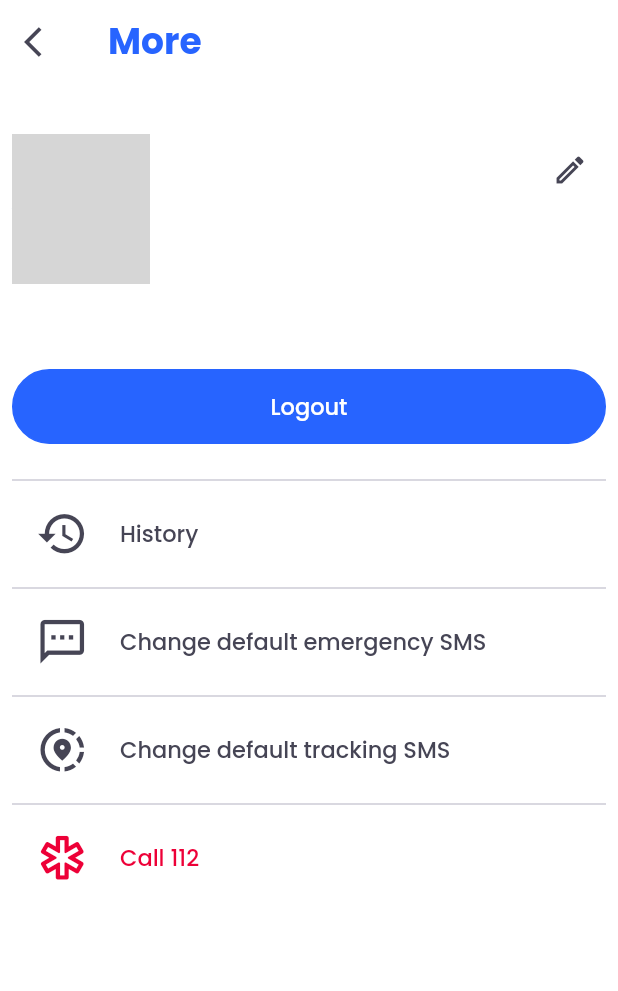
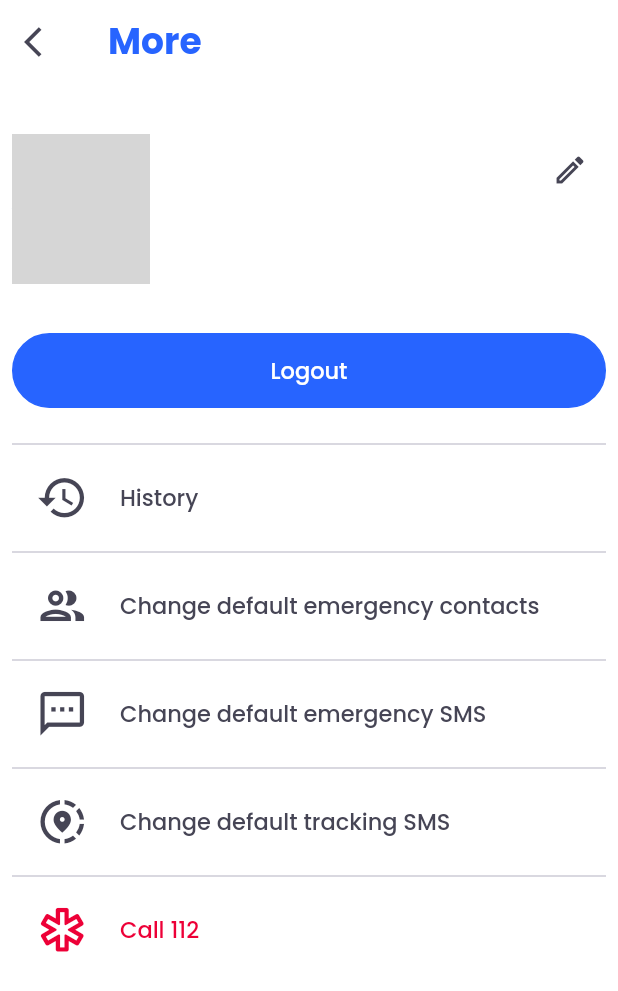
Before and after one commit to loredanagostian/SafeME, a Flutter app: the MoreScreen screen opened directly, on a phone screen of 412 x 824 dp. Shown: the top 991 px of the screen. Run offline on Flutter 3.47's test engine with Material 3 defaults, Android fonts, the phone set to English and light mode, and no system bars; our stand-ins replace cloud_firestore, firebase_auth, firebase_core, firebase_messaging, flutter_riverpod, geolocator and 7 more; missing offline and left inert: flutter_polyline_points; accounts and stored records are empty; grey boxes are pictures that could not be loaded.

Commit message:
created emergency contacts logic && updated UI

```diff
--- a/lib/constants/strings.dart
+++ b/lib/constants/strings.dart
@@ -26,9 +26,6 @@ class AppStrings {
   static const String alreadyHaveAccount = "Already have an account?";
   static const String signin = "signin";
   static const String sharingLiveLocationNow = "Sharing live location now";
-  static const String emergencyGroupIsContacted =
-      "Your emergency group has been contacted.";
-  static const String emergencyGroup = "Emergency Group";
   static const String yourFriendsTitle = "Your friends";
   static const String trackNow = "Track now";
   static const String groups = "Groups";
@@ -36,9 +33,10 @@ class AppStrings {
   static const String requests = "Requests";
   static const String notificationsTitle = "Notifications";
   static const String moreTitle = "More";
-  static const String changeEmergencyGroup = "Change default emergency group";
   static const String changeEmergencySMS = "Change default emergency SMS";
   static const String changeTrackingSMS = "Change default tracking SMS";
+  static const String changeDefaultEmergencyContacts =
+      "Change default emergency contacts";
   static const String call112 = "Call 112";
   static const String editProfile = "Edit profile";
   static const String changePicture = "Change picture";
@@ -73,7 +71,9 @@ class AppStrings {
   static const String categories = "Categories: ";
   static const String notifyTracking = "Notify you’re tracking";
   static const String openSMSApp = "Open SMS app";
-  static const String emergencyContact = "Emergency contact";
+  static const String emergencyContacts = "Emergency contacts";
+  static const String emergencyContactsAreContacted =
+      "Your emergency contacts are being contacted.";
   static const String switchContact = "SWITCH";
   static const String newFriendRequest = "You have a new friend request!";
   static const String verifyPhoneNumber = "Verify phone number";
@@ -98,7 +98,9 @@ class AppStrings {
   static const String noHistoryToDisplay = "There's no history to display.";
   static const String deleteUser = "DELETE USER";
   static const String deleteUserMessage1 = "Are you sure you want to delete";
-  static const String deleteUserMessage2 = "from your friends list?";
+  static const String deleteUserMessage2_friendList = "from your friends list?";
+  static const String deleteUserMessage2_emergencyContactsList =
+      "from your emergency contacts list?";
   static const String delete = "DELETE";
   static const String cancel = "CANCEL";
 }
--- a/lib/models/account.dart
+++ b/lib/models/account.dart
@@ -3,60 +3,23 @@ import 'package:safe_me/models/history_event.dart';
 import 'package:safe_me/models/notification_model.dart';
 // part 'account.g.dart';
 
-@HiveType(typeId: 0)
-class Account extends HiveObject {
-  @HiveField(0)
+class Account {
   final String email;
-
-  @HiveField(1)
   final String firstName;
-
-  @HiveField(2)
   final String lastName;
-
-  @HiveField(3)
   final String phoneNumber;
-
-  @HiveField(4)
   final String imageURL;
-
-  @HiveField(5)
   final String emergencySMS;
-
-  @HiveField(6)
-  final List<String> emergencyGroup;
-
-  @HiveField(7)
   final String trackingSMS;
-
-  @HiveField(8)
   final List<String> friends;
-
-  @HiveField(9)
   final bool trackMeNow;
-
-  @HiveField(10)
   final List<String> friendsRequest;
-
-  @HiveField(11)
   final String userId;
-
-  @HiveField(12)
   final double lastLatitude;
-
-  @HiveField(13)
   final double lastLongitude;
-
-  @HiveField(14)
-  final String emergencyContact;
-
-  @HiveField(15)
+  final List<String> emergencyContacts;
   final String deviceToken;
-
-  @HiveField(16)
   final List<NotificationModel> notifications;
-
-  @HiveField(17)
   final List<HistoryEvent> history;
 
   Account({
@@ -65,7 +28,6 @@ class Account extends HiveObject {
     required this.lastName,
     required this.phoneNumber,
     required this.imageURL,
-    required this.emergencyGroup,
     required this.emergencySMS,
     required this.trackingSMS,
     required this.friends,
@@ -74,17 +36,17 @@ class Account extends HiveObject {
     required this.userId,
     required this.lastLatitude,
     required this.lastLongitude,
-    required this.emergencyContact,
+    required this.emergencyContacts,
     required this.deviceToken,
     required this.notifications,
     required this.history,
   });
 
   factory Account.fromJson(Map<String, dynamic> json) {
-    List<dynamic> emergencyGroup = json['emergencyGroup'];
-    List<String> emergencyGroupIds = [];
-    for (int i = 0; i < emergencyGroup.length; i++) {
-      emergencyGroupIds.add(emergencyGroup[i].toString());
+    List<dynamic> emergencyContacts = json['emergencyContacts'];
+    List<String> emergencyContactsIds = [];
+    for (int i = 0; i < emergencyContacts.length; i++) {
+      emergencyContactsIds.add(emergencyContacts[i].toString());
     }
 
     List<dynamic> friends = json['friends'];
@@ -129,7 +91,6 @@ class Account extends HiveObject {
       lastName: json['lastName'],
       phoneNumber: json['phoneNumber'],
       imageURL: json['imageURL'],
-      emergencyGroup: emergencyGroupIds,
       emergencySMS: json['emergencySMS'],
       trackingSMS: json['trackingSMS'],
       friends: friendsListIds,
@@ -138,7 +99,7 @@ class Account extends HiveObject {
       userId: json['userId'],
       lastLatitude: json['userLastLatitude'],
       lastLongitude: json['userLastLongitude'],
-      emergencyContact: json['emergencyContact'],
+      emergencyContacts: emergencyContactsIds,
       deviceToken: json['deviceToken'],
       notifications: notifications,
       history: history,
--- a/lib/screens/complete_profile_screen.dart
+++ b/lib/screens/complete_profile_screen.dart
@@ -151,11 +151,10 @@ class _CompleteProfileScreenState extends State<CompleteProfileScreen> {
                             "userLastLatitude": 0.0,
                             "userLastLongitude": 0.0,
                             "deviceToken": NotificationManager.token,
-                            "emergencyGroup": [],
                             "friends": [],
                             "friendRequests": [],
                             "notifications": [],
-                            "emergencyContact": "",
+                            "emergencyContacts": [],
                             "history": [],
                           };
 
--- a/lib/screens/more_screen.dart
+++ b/lib/screens/more_screen.dart
@@ -9,6 +9,7 @@ import 'package:safe_me/constants/sizes.dart';
 import 'package:safe_me/constants/strings.dart';
 import 'package:safe_me/constants/styles.dart';
 import 'package:safe_me/models/account.dart';
+import 'package:safe_me/screens/default_emergency_group_screen.dart';
 import 'package:safe_me/screens/default_emergency_sms_screen.dart';
 import 'package:safe_me/screens/default_tracking_sms_screen.dart';
 import 'package:safe_me/screens/edit_profile_screen.dart';
@@ -152,7 +153,7 @@ class _MoreScreenState extends ConsumerState<MoreScreen> {
                           )
                         ],
                       ),
-                      const SizedBox(height: AppSizes.bigDistance),
+                      const SizedBox(height: AppSizes.smallDistance),
                       CustomButton(
                           buttonColor: AppColors.mainBlue,
                           buttonText: AppStrings.logout,
@@ -194,27 +195,28 @@ class _MoreScreenState extends ConsumerState<MoreScreen> {
                         color: AppColors.mediumGray,
                         thickness: 0.6,
                       ),
-                      // ListTile(
-                      //   onTap: () => Navigator.pushReplacement(
-                      //       context,
-                      //       MaterialPageRoute(
-                      //           builder: (context) =>
-                      //               const DefaultEmergencyGroupScreen())),
-                      //   title: Text(
-                      //     AppStrings.changeEmergencyGroup,
-                      //     style:
-                      //         AppStyles.textComponentStyle.copyWith(fontSize: 15),
-                      //   ),
-                      //   leading: const Icon(
-                      //     Icons.group_outlined,
-                      //     size: 35,
-                      //     color: AppColors.mainDarkGray,
-                      //   ),
-                      // ),
-                      // const Divider(
-                      //   color: AppColors.mediumGray,
-                      //   thickness: 0.6,
-                      // ),
+                      ListTile(
+                        onTap: () => Navigator.push(
+                            context,
+                            MaterialPageRoute(
+                                builder: (context) =>
+                                    DefaultEmergencyContactsScreen(
+                                        userAccount: account))),
+                        title: Text(
+                          AppStrings.changeDefaultEmergencyContacts,
+                          style: AppStyles.textComponentStyle
+                              .copyWith(fontSize: 15),
+                        ),
+                        leading: const Icon(
+                          Icons.group_outlined,
+                          size: 35,
+                          color: AppColors.mainDarkGray,
+                        ),
+                      ),
+                      const Divider(
+                        color: AppColors.mediumGray,
+                        thickness: 0.6,
+                      ),
                       ListTile(
                         onTap: () => Navigator.push(
                             context,
--- a/lib/screens/verify_phone_number_screen.dart
+++ b/lib/screens/verify_phone_number_screen.dart
@@ -98,7 +98,7 @@ class _VerifyPhoneNumberState extends State<VerifyPhoneNumber> {
                             "friends": [],
                             "friendRequests": [],
                             "notifications": [],
-                            "emergencyContact": "",
+                            "emergencyContacts": [],
                             "history": [],
                           };
 
--- a/lib/widgets/custom_list_tile.dart
+++ b/lib/widgets/custom_list_tile.dart
@@ -115,8 +115,9 @@ class _CustomListTileState extends State<CustomListTile> {
         ? _getListTile()
         : widget.onDismiss != null
             ? Dismissible(
-                key: Key(widget.photoUrl),
+                key: UniqueKey(),
                 onDismissed: widget.onDismiss,
+                direction: DismissDirection.endToStart,
                 background: Container(
                   decoration: BoxDecoration(
                     color: AppColors.mainRed,
--- a/lib/widgets/emergency_member.dart
+++ b/lib/widgets/emergency_member.dart
@@ -25,7 +25,6 @@ class EmergencyMember extends StatelessWidget {
 
           if (snapshot.hasData) {
             return Container(
-              height: 115,
               width: 75,
               decoration: BoxDecoration(
                   color: AppColors.lightGray,
--- a/pubspec.yaml
+++ b/pubspec.yaml
@@ -54,6 +54,7 @@ dependencies:
   firebase_messaging: ^14.7.10
   firebase_analytics: ^10.8.0
   flutter_launcher_icons: ^0.13.1
+  permission_handler: ^11.3.1
 
 dev_dependencies:
   flutter_test:
```
Also changed, not shown: lib/screens/default_emergency_group_screen.dart (+160 -191 lines), lib/screens/friends_screen_fragment.dart (+5 -5 lines), lib/screens/home_screen.dart (+67 -58 lines), lib/widgets/custom_friends_bottom_modal.dart (+5 -5 lines).
